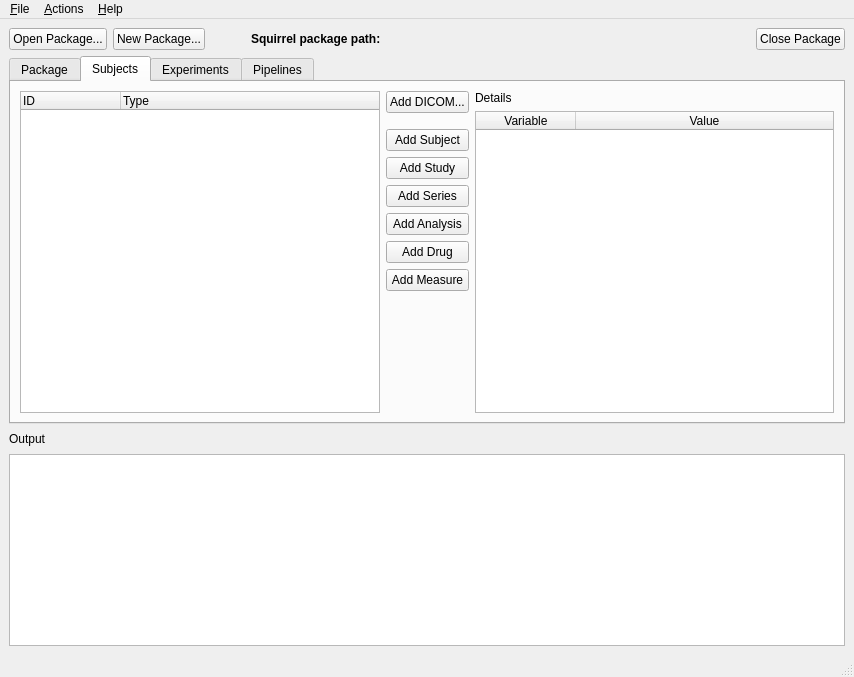
First picture: the form in src/squirrel-gui/mainwindow.ui, repository gbook/squirrel, before the edit.
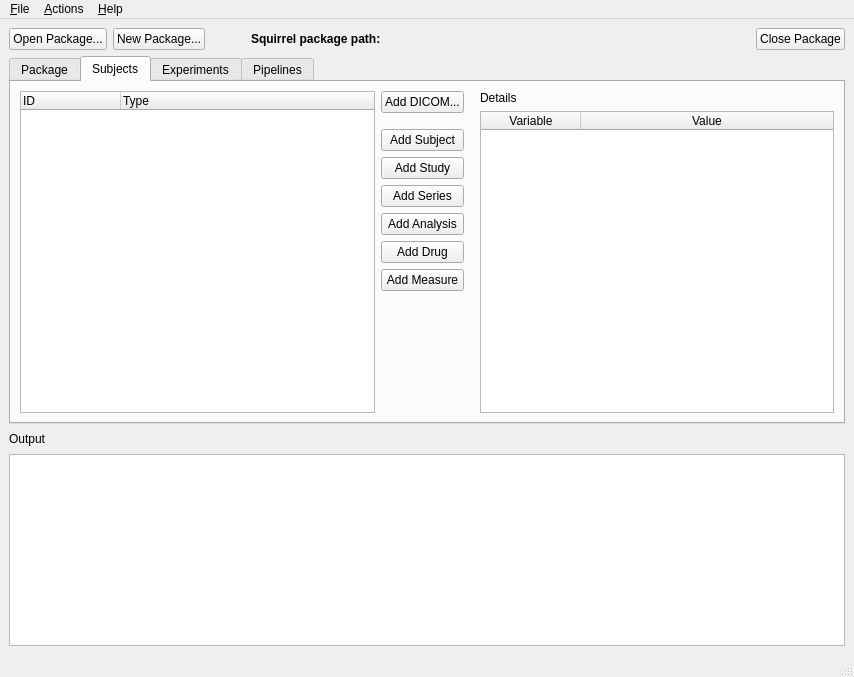
Second picture: the form after the edit. Icons and pictures are not drawn.

Commit message: add study, series using object window

What changed in the file:
```diff
--- a/src/squirrel-gui/mainwindow.ui
+++ b/src/squirrel-gui/mainwindow.ui
@@ -321,7 +321,7 @@
        </attribute>
        <layout class="QVBoxLayout" name="verticalLayout_9">
         <item>
-         <layout class="QHBoxLayout" name="horizontalLayout_2" stretch="0,0,0">
+         <layout class="QHBoxLayout" name="horizontalLayout_2" stretch="0,0,0,0">
           <item>
            <widget class="QTreeWidget" name="subjectTree">
             <property name="styleSheet">
@@ -446,6 +446,22 @@
             </item>
            </layout>
           </item>
+          <item>
+           <spacer name="horizontalSpacer_3">
+            <property name="orientation">
+             <enum>Qt::Horizontal</enum>
+            </property>
+            <property name="sizeType">
+             <enum>QSizePolicy::Fixed</enum>
+            </property>
+            <property name="sizeHint" stdset="0">
+             <size>
+              <width>10</width>
+              <height>20</height>
+             </size>
+            </property>
+           </spacer>
+          </item>
           <item>
            <layout class="QVBoxLayout" name="verticalLayout_5">
             <property name="rightMargin">
```
Left out of the diff: 17 changed lines with no effect on the pictures. The commit also changes 5 other files.
